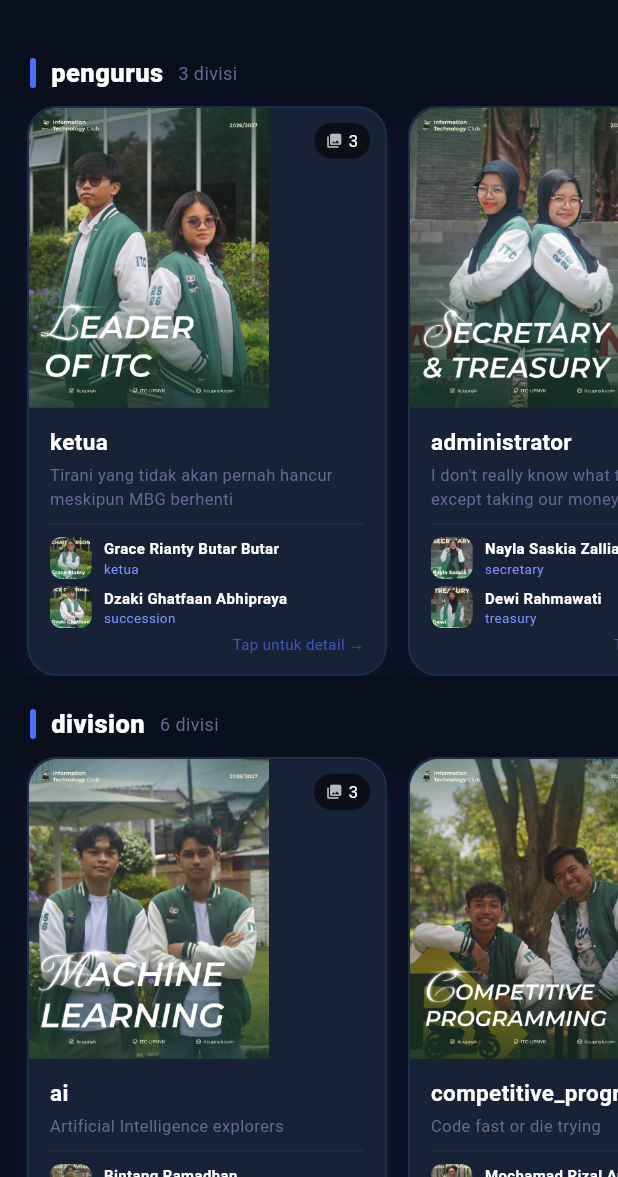
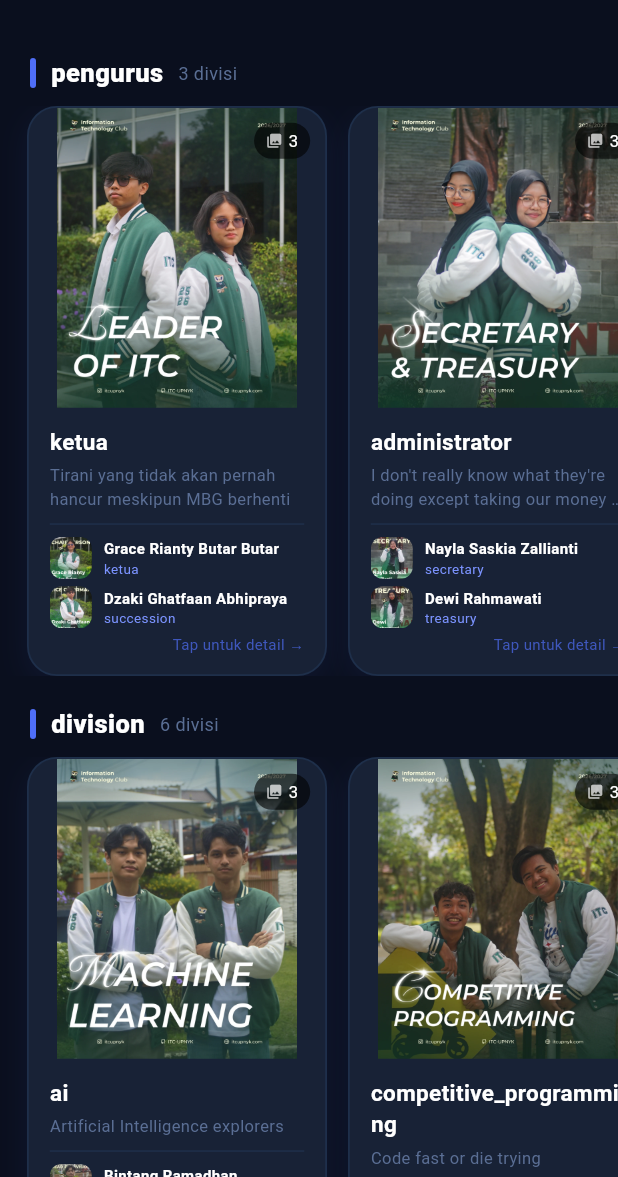
Before and after one commit to Morxidia/ITC_seeker_project, a Flutter app: the screen it shows after launch, after a tap on "Lihat Struktur ITC", on a phone screen of 412 x 824 dp, the part 59-1236 px from its top. Run offline on Flutter 3.47's test engine with Material 3 defaults, Android fonts, the phone set to English and light mode, and no system bars; our stand-ins replace flutter_lorem.

Commit message:
feat: IDK I just fixing the card, reading to vibecoded program is hell

```diff
--- a/assets/structure.json
+++ b/assets/structure.json
@@ -1,7 +1,7 @@
 {
     "ITC":{
         "name" : "ITC UPNVYK",
-        "description" : "",
+        "description" : ":lorem",
         "img" : "assets/img/308367046_462952535773289_631419435692788338_n.jpg"
     },
     "pengurus":{
--- a/lib/pages/home_page.dart
+++ b/lib/pages/home_page.dart
@@ -4,6 +4,7 @@ import '../models/itc_structure.dart';
 import '../services/json_loader.dart';
 import '../theme.dart';
 import '../widgets/asset_image_view.dart';
+import 'package:flutter_lorem/flutter_lorem.dart';
 import 'structure_page.dart';
 
 class HomePage extends StatefulWidget {
@@ -99,47 +100,60 @@ class _HomePageState extends State<HomePage> {
         ),
 
         // ── Kingdom hero image ──────────────────────────────────────
-        Expanded(
-          child: Padding(
-            padding: const EdgeInsets.symmetric(horizontal: 16),
-            child: ClipRRect(
-              borderRadius: BorderRadius.circular(22),
-              child: Stack(fit: StackFit.expand, children: [
-                // Image from JSON path — no hardcoding
-                AssetImageView(path: d.kingdom.img, fit: BoxFit.cover),
-
-                // Gradient overlay at the bottom
-                Positioned(
-                  bottom: 0, left: 0, right: 0,
-                  child: Container(
-                    padding: const EdgeInsets.fromLTRB(20, 40, 20, 20),
-                    decoration: BoxDecoration(
-                      gradient: LinearGradient(
-                        begin: Alignment.topCenter,
-                        end: Alignment.bottomCenter,
-                        colors: [Colors.transparent, kBg.withOpacity(0.92)],
-                      ),
-                    ),
+        Center(
           child: Column(
-                      crossAxisAlignment: CrossAxisAlignment.start,
             mainAxisSize: MainAxisSize.min,
             children: [
-                        Text(d.kingdom.name,
-                            style: const TextStyle(
-                              color: kTextPri, fontSize: 24,
-                              fontWeight: FontWeight.w900, letterSpacing: 0.5,
-                            )),
-                        if (d.kingdom.description.isNotEmpty) ...[
-                          const SizedBox(height: 6),
-                          Text(d.kingdom.description,
-                              style: const TextStyle(color: kTextSec, fontSize: 13)),
-                        ],
+              // Circular Image Container
+              Container(
+                width: 180, // Adjust size as needed
+                height: 180,
+                decoration: BoxDecoration(
+                  shape: BoxShape.circle,
+                  border: Border.all(color: Colors.white24, width: 2), // Optional border
+                  image: DecorationImage(
+                    image: AssetImage(d.kingdom.img), //[cite: 1]
+                    fit: BoxFit.cover,
+                  ),
+                  boxShadow: [
+                    BoxShadow(
+                      color: Colors.black.withOpacity(0.3),
+                      blurRadius: 10,
+                      spreadRadius: 2,
+                    ),
                   ],
                 ),
               ),
+
+              const SizedBox(height: 20),
+
+              // Text Information below the circle
+              Text(
+                d.kingdom.name, //[cite: 1]
+                style: const TextStyle(
+                  color: kTextPri,
+                  fontSize: 24,
+                  fontWeight: FontWeight.w900,
                 ),
-              ]),
               ),
+
+              Text(
+                d.kingdom.description == "" ? lorem(paragraphs: 2, words: 100): d.kingdom.description,
+                style: const TextStyle(
+                  color: kTextPri,
+                  fontSize: 16,
+                  fontWeight: FontWeight.w500,
+                ),
+              ),
+
+              if (d.kingdom.description.isNotEmpty) ...[ //[cite: 1]
+                const SizedBox(height: 6),
+                Text(
+                  d.kingdom.description, //[cite: 1]
+                  style: const TextStyle(color: kTextSec, fontSize: 13),
+                ),
+              ],
+            ],
           ),
         ),
 
--- a/lib/pages/structure_page.dart
+++ b/lib/pages/structure_page.dart
@@ -38,7 +38,7 @@ class StructurePage extends StatelessWidget {
   }
 }
 
-// ── Group section (e.g. "Sovereign") ─────────────────────────────────────────
+// Group section Pengurus and Divisions
 class _GroupSection extends StatelessWidget {
   final Group group;
   const _GroupSection({required this.group});
@@ -102,7 +102,7 @@ class _SubSectionCard extends StatelessWidget {
     return GestureDetector(
       onTap: onTap,
       child: Container(
-        width: 240,
+        width: 200,
         decoration: BoxDecoration(
           color: kCard,
           borderRadius: BorderRadius.circular(20),
@@ -119,7 +119,7 @@ class _SubSectionCard extends StatelessWidget {
           ClipRRect(
             borderRadius: const BorderRadius.vertical(top: Radius.circular(20)),
             child: Stack(children: [
-              AssetImageView(path: subSection.img, height: 200, fit: BoxFit.cover),
+              Center(child: AssetImageView(path: subSection.img, height: 200, fit: BoxFit.cover)),
               // Slide count badge
               Positioned(
                 top: 10, right: 10,
--- a/pubspec.yaml
+++ b/pubspec.yaml
@@ -38,6 +38,7 @@ dependencies:
   # Add this package for the sliding/zoom logic
   photo_view: ^0.15.0
   video_player: ^2.8.1
+  flutter_lorem: ^2.0.0
 
 dev_dependencies:
   flutter_test:
```
Also changed, not shown: lib/pages/detail_page.dart (+8 -34 lines), pubspec.lock. Lines whose indentation alone changed are shown as unchanged.
